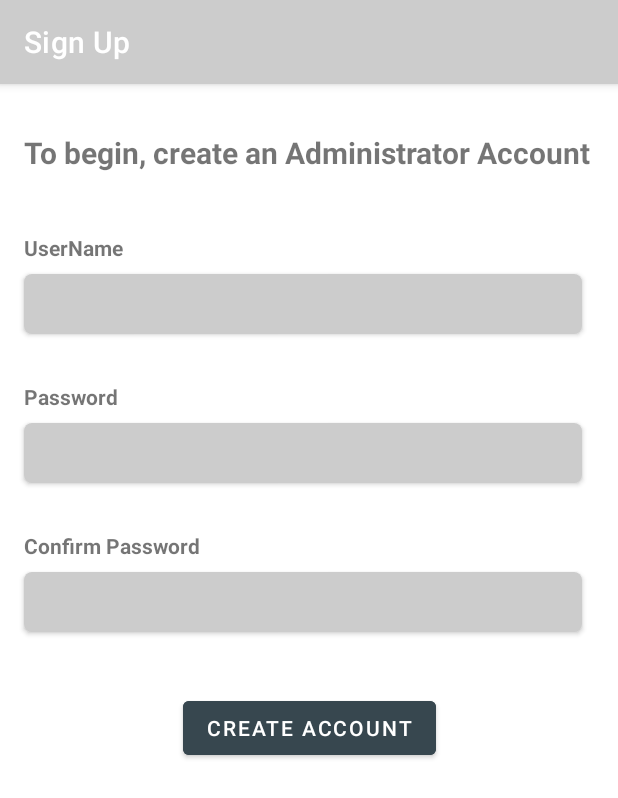
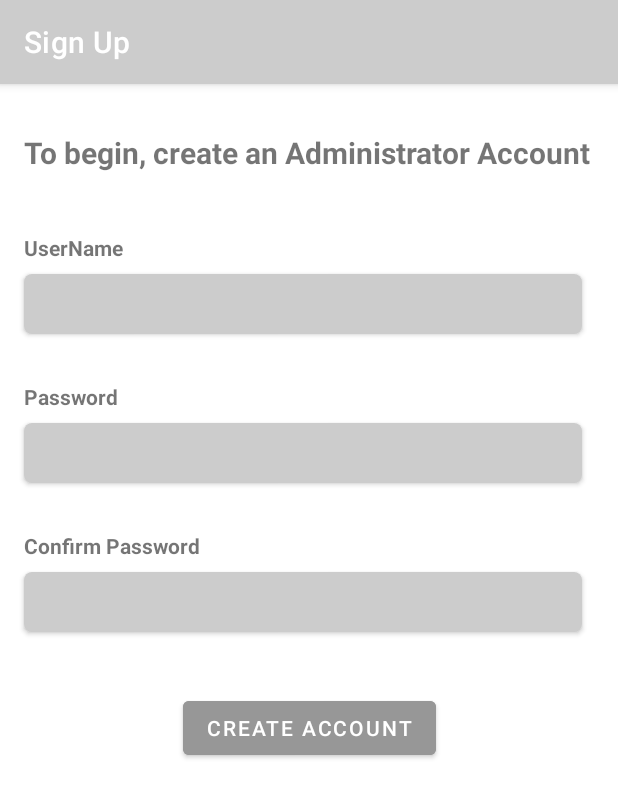
Before and after one commit to olubunmialegbeleye/MedRecord, an Android app: the SignUpActivity screen opened directly, with no data from a screen before it, on a phone screen of 412 x 824 dp. Shown: the top 798 px of the screen. Run offline under Robolectric (Android 15) with nearby library versions, the phone set to English and light mode, and no system bars.

Commit message:
Update colors.xml

```diff
--- a/app/src/main/res/values/colors.xml
+++ b/app/src/main/res/values/colors.xml
@@ -1,7 +1,8 @@
 <?xml version="1.0" encoding="utf-8"?>
 <resources>
     <color name="colorPrimary">#cccccc</color>
-    <color name="colorPrimaryDark">#cccccc</color>
-    <color name="colorAccent">#37474f</color>
     <color name="fabBackground">#37474f</color>
+    <color name="colorPrimary">#ffffff</color>
+    <color name="colorPrimaryDark">#37474f</color>
+    <color name="colorAccent">#979797</color>
 </resources>
```
